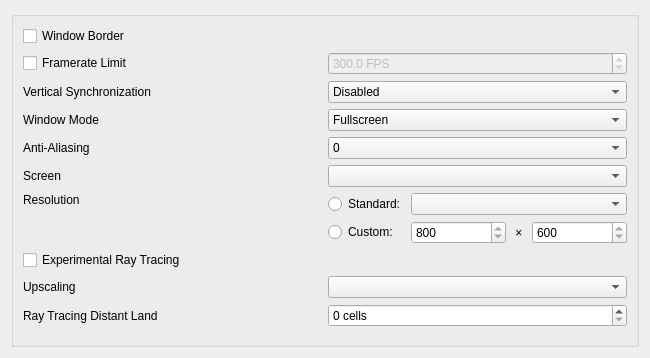
The window that apps/launcher/ui/graphicspage.ui (xorza/openmw-rtx) describes before a commit, drawn with Qt 5.
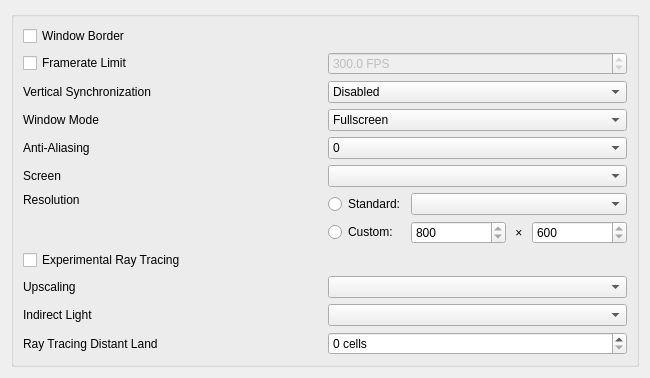
The same window after the commit.

Commit message:
Add configurable indirect lighting modes: a traced bounce or no indirect light. The off mode bypasses bounce tracing and releases associated history while preserving surface history and glossy reflections; exposes the setting in UI, tool options, and reports.
Add configurable indirect lighting modes

Allow users to disable bounce tracing for faster rendering while
preserving glossy reflections and surface history. Expose the setting
in the launcher, settings UI, and rtxtool.

```diff
--- a/apps/launcher/ui/graphicspage.ui
+++ b/apps/launcher/ui/graphicspage.ui
@@ -246,13 +246,27 @@
          </widget>
         </item>
         <item row="9" column="0">
+         <widget class="QLabel" name="rayTracingIndirectLightLabel">
+          <property name="text">
+           <string>Indirect Light</string>
+          </property>
+         </widget>
+        </item>
+        <item row="9" column="1">
+         <widget class="QComboBox" name="rayTracingIndirectLightComboBox">
+          <property name="toolTip">
+           <string>Whether surfaces take light that no lamp, sun or moon gives. Traced follows one bounce of light from every surface and cleans its noise. Off traces none, which is much faster: what no light reaches is black.</string>
+          </property>
+         </widget>
+        </item>
+        <item row="10" column="0">
          <widget class="QLabel" name="rayTracingDistantLandLabel">
           <property name="text">
            <string>Ray Tracing Distant Land</string>
           </property>
          </widget>
         </item>
-        <item row="9" column="1">
+        <item row="10" column="1">
          <widget class="QSpinBox" name="rayTracingDistantLandSpinBox">
           <property name="toolTip">
            <string>How far out from the eye the world is built, in cells. The ray tracing renderer builds what rays can reach, which is a different question from how far the rasterizer can see.</string>
@@ -262,7 +276,7 @@
           </property>
          </widget>
         </item>
-        <item row="10" column="0">
+        <item row="11" column="0">
          <spacer name="verticalSpacer">
           <property name="orientation">
            <enum>Qt::Vertical</enum>
```
The commit also changes 62 other files.
